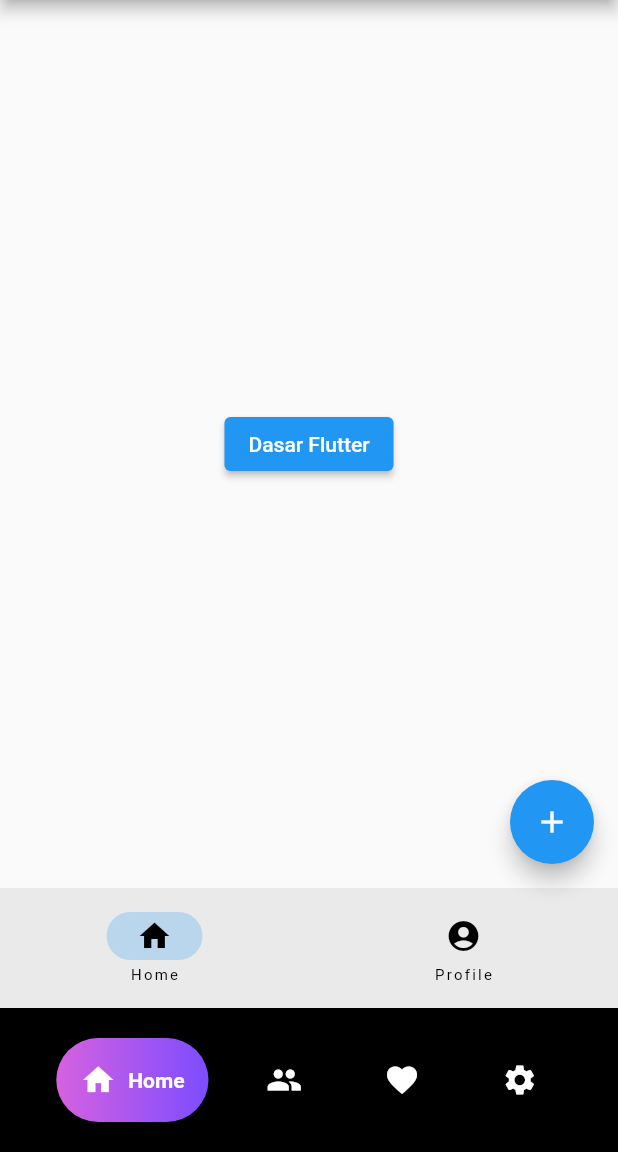
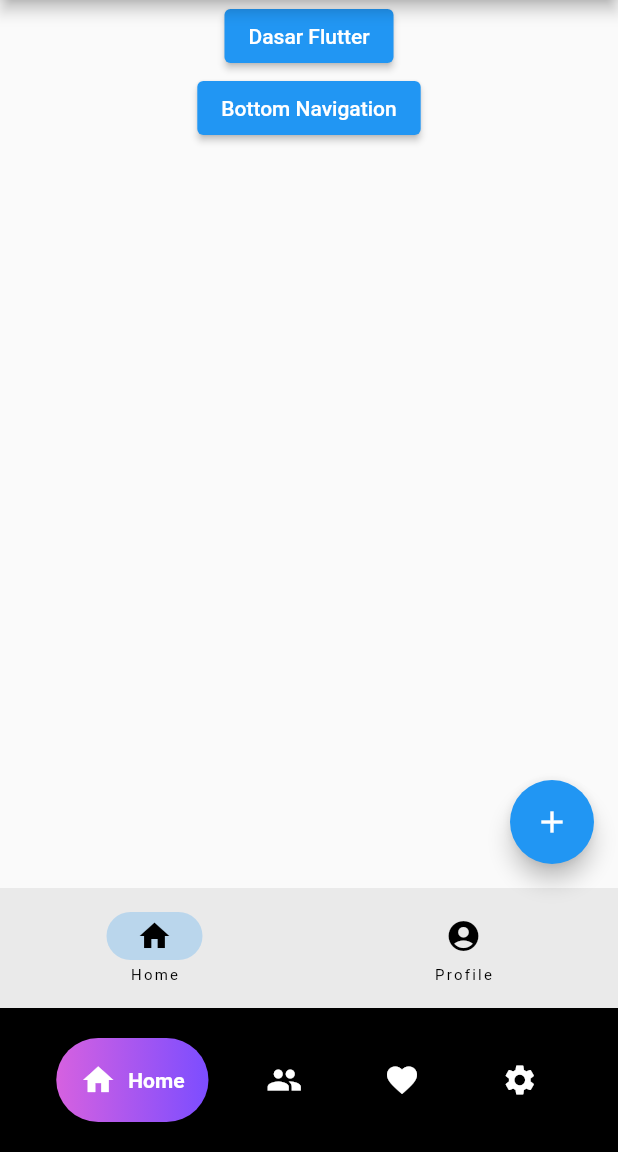
Before and after one commit to isanmh/flutter_jabar, a Flutter app: the screen it shows after launch, on a phone screen of 412 x 824 dp, the part 84-1236 px from its top. Run offline on Flutter 3.47's test engine with Material 2 defaults, Android fonts, the phone set to English and light mode, and no system bars; drawn by our look-alikes of google_nav_bar.

Commit message:
Fix: home_page di dasar

```diff
--- a/lib/dasar/home_page.dart
+++ b/lib/dasar/home_page.dart
@@ -7,7 +7,9 @@ class HomePage extends StatelessWidget {
   @override
   Widget build(BuildContext context) {
     return Center(
-      child: ElevatedButton(
+      child: Column(
+        children: [
+          ElevatedButton(
             onPressed: () {
               Navigator.pushNamed(context, '/dasar');
               // Navigator.of(context).push(
@@ -25,6 +27,14 @@ class HomePage extends StatelessWidget {
             // cara ke 2
             child: const Text('Dasar Flutter'),
           ),
+          ElevatedButton(
+            onPressed: () {
+              Navigator.pushNamed(context, '/bottomnav');
+            },
+            child: const Text('Bottom Navigation'),
+          ),
+        ],
+      ),
     );
   }
 }
```
Lines whose indentation alone changed are shown as unchanged.
